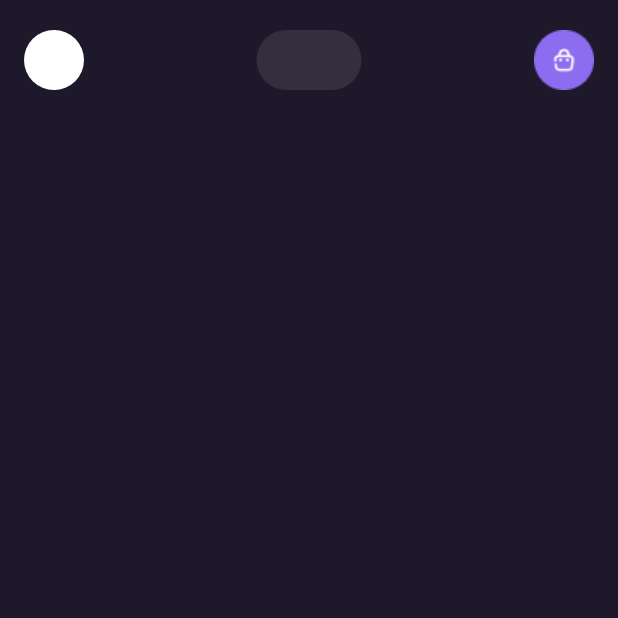
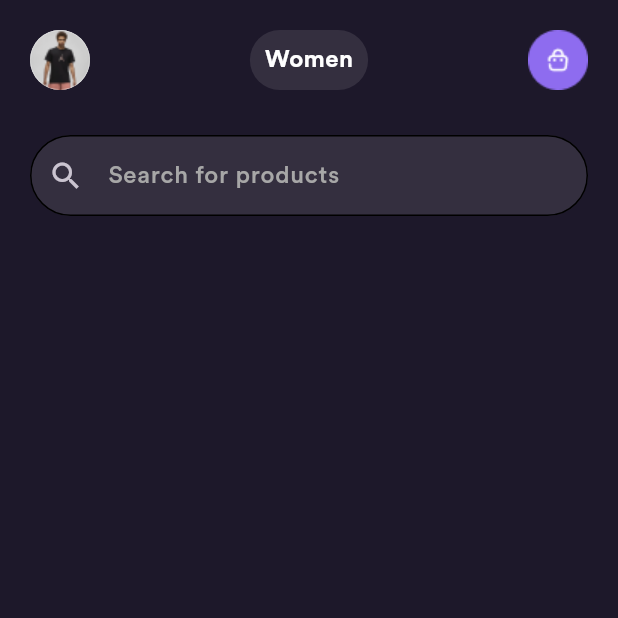
Before and after one commit to Mariamibrahim88/e_commerce_app, a Flutter app: the HomePage screen opened directly, on a phone screen of 412 x 824 dp, the top half of it. Run offline on Flutter 3.47's test engine with Material 3 defaults, Android fonts, the phone set to English and light mode, and no system bars; our stand-ins replace cloud_firestore, dartz, firebase_auth, firebase_core, flutter_bloc, flutter_svg and 1 more; accounts and stored records are empty; generated files the repository leaves out were written again.

Commit message:
finish header of home page

```diff
--- a/lib/core/config/assets/app_vectors.dart
+++ b/lib/core/config/assets/app_vectors.dart
@@ -1,6 +1,8 @@
 class AppVectors {
   static const basePath = 'assets/vectors/';
   static const format = '.svg';
+  static const formatt = '.png';
   static const appLogo = '${basePath}logo$format';
   static const emailSending = '${basePath}email_sending$format';
+  static const profile = '${basePath}profile$formatt';
 }
--- /dev/null
+++ b/lib/domain/auth/entity/user.dart
@@ -0,0 +1,16 @@
+class UserEntity {
+  final String userId;
+  final String firstName;
+  final String lastName;
+  final String email;
+  final String image;
+  final int gender;
+
+  UserEntity(
+      {required this.userId,
+      required this.firstName,
+      required this.lastName,
+      required this.email,
+      required this.image,
+      required this.gender});
+}
--- /dev/null
+++ b/lib/domain/auth/use_cases/get_user.dart
@@ -0,0 +1,11 @@
+import 'package:dartz/dartz.dart';
+import 'package:e_commerce_app/domain/auth/repository/auth_repository.dart';
+import 'package:e_commerce_app/service_locator.dart';
+import 'package:e_commerce_app/usecase/usecase.dart';
+
+class GetUserUseCase implements Usecase<Either, dynamic> {
+  @override
+  Future<Either> call({dynamic params}) async {
+    return await sl<AuthRepository>().getUsers();
+  }
+}
--- /dev/null
+++ b/lib/presentation/home/bloc/user_info_display_state.dart
@@ -0,0 +1,17 @@
+import 'package:e_commerce_app/domain/auth/entity/user.dart';
+
+abstract class UserInfoDisplayState {}
+
+class UserInfoDisplayLoading extends UserInfoDisplayState {}
+
+class UserInfoDisplayLoaded extends UserInfoDisplayState {
+  final UserEntity user;
+
+  UserInfoDisplayLoaded({required this.user});
+}
+
+class UserInfoDisplayError extends UserInfoDisplayState {
+  final String message;
+
+  UserInfoDisplayError({required this.message});
+}
--- a/lib/presentation/home/pages/home.dart
+++ b/lib/presentation/home/pages/home.dart
@@ -1,4 +1,5 @@
 import 'package:e_commerce_app/presentation/home/widgets/header.dart';
+import 'package:e_commerce_app/presentation/home/widgets/search_field.dart';
 import 'package:flutter/material.dart';
 
 class HomePage extends StatelessWidget {
@@ -8,10 +9,19 @@ class HomePage extends StatelessWidget {
   Widget build(BuildContext context) {
     return const SafeArea(
       child: Scaffold(
-        body: Column(
-          children: [
-            Header(),
-          ],
+        body: Padding(
+          padding: EdgeInsets.symmetric(horizontal: 20, vertical: 20),
+          child: SingleChildScrollView(
+            child: Column(
+              children: [
+                Header(),
+                SizedBox(
+                  height: 30,
+                ),
+                SearchField(),
+              ],
+            ),
+          ),
         ),
       ),
     );
--- a/lib/presentation/home/widgets/header.dart
+++ b/lib/presentation/home/widgets/header.dart
@@ -1,42 +1,69 @@
+import 'package:e_commerce_app/core/config/assets/app_vectors.dart';
 import 'package:e_commerce_app/core/config/theme/app_colors.dart';
+import 'package:e_commerce_app/domain/auth/entity/user.dart';
+import 'package:e_commerce_app/presentation/home/bloc/user_info_display_cubit.dart';
+import 'package:e_commerce_app/presentation/home/bloc/user_info_display_state.dart';
 import 'package:flutter/material.dart';
+import 'package:flutter_bloc/flutter_bloc.dart';
 
 class Header extends StatelessWidget {
   const Header({super.key});
 
   @override
   Widget build(BuildContext context) {
-    return Padding(
-      padding: const EdgeInsets.symmetric(horizontal: 16.0, vertical: 20),
-      child: Row(
-        mainAxisAlignment: MainAxisAlignment.spaceBetween,
-        children: [
-          _profileImage(context),
-          _gender(context),
-          _card(context),
-        ],
+    return BlocProvider(
+      create: (context) => UserInfoDisplayCubit()..displayUserInfo(),
+      child: BlocBuilder<UserInfoDisplayCubit, UserInfoDisplayState>(
+        builder: (context, state) {
+          if (state is UserInfoDisplayLoading) {
+            return const Center(child: CircularProgressIndicator());
+          }
+          if (state is UserInfoDisplayLoaded) {
+            return Row(
+              mainAxisAlignment: MainAxisAlignment.spaceBetween,
+              children: [
+                _profileImage(context, state.user),
+                _gender(context, state.user),
+                _card(context),
+              ],
+            );
+          }
+          return const SizedBox();
+        },
       ),
     );
   }
 
-  Widget _profileImage(BuildContext context) {
+  Widget _profileImage(BuildContext context, UserEntity user) {
     return Container(
       height: 40,
       width: 40,
-      decoration: const BoxDecoration(
+      decoration: BoxDecoration(
+        image: DecorationImage(
+          image: user.image.isEmpty
+              ? const AssetImage(AppVectors.profile)
+              : NetworkImage(user.image),
+        ),
         shape: BoxShape.circle,
         color: Colors.white,
       ),
     );
   }
 
-  Widget _gender(BuildContext context) {
+  Widget _gender(BuildContext context, UserEntity user) {
     return Container(
       height: 40,
-      width: 70,
+      padding: const EdgeInsets.symmetric(horizontal: 10, vertical: 5),
       decoration: BoxDecoration(
           borderRadius: BorderRadius.circular(20),
           color: AppColors.secondBackground),
+      child: Center(
+        child: Text(
+          user.gender == 1 ? 'Men' : 'Women',
+          style: const TextStyle(
+              color: Colors.white, fontSize: 16, fontWeight: FontWeight.bold),
+        ),
+      ),
     );
   }
 
--- /dev/null
+++ b/lib/presentation/home/widgets/search_field.dart
@@ -0,0 +1,20 @@
+import 'package:flutter/material.dart';
+
+class SearchField extends StatelessWidget {
+  const SearchField({super.key});
+
+  @override
+  Widget build(BuildContext context) {
+    return TextField(
+      decoration: InputDecoration(
+        contentPadding: const EdgeInsets.all(15),
+        hintText: 'Search for products',
+        prefixIcon: const Icon(Icons.search),
+        focusedBorder:
+            OutlineInputBorder(borderRadius: BorderRadius.circular(50)),
+        enabledBorder:
+            OutlineInputBorder(borderRadius: BorderRadius.circular(50)),
+      ),
+    );
+  }
+}
--- a/lib/service_locator.dart
+++ b/lib/service_locator.dart
@@ -2,6 +2,7 @@ import 'package:e_commerce_app/data/auth/data_source/auth_firebase_service.dart'
 import 'package:e_commerce_app/data/auth/repository/auth_repository_impl.dart';
 import 'package:e_commerce_app/domain/auth/repository/auth_repository.dart';
 import 'package:e_commerce_app/domain/auth/use_cases/get_ages.dart';
+import 'package:e_commerce_app/domain/auth/use_cases/get_user.dart';
 import 'package:e_commerce_app/domain/auth/use_cases/is_logged_in.dart';
 import 'package:e_commerce_app/domain/auth/use_cases/reset_email.dart';
 import 'package:e_commerce_app/domain/auth/use_cases/sign_in.dart';
@@ -25,4 +26,5 @@ Future<void> initializeDepencies() async {
   sl.registerSingleton<GetAgesUseCase>(GetAgesUseCase());
   sl.registerSingleton<ResetEmailUseCase>(ResetEmailUseCase());
   sl.registerSingleton<IsLoggedInUseCase>(IsLoggedInUseCase());
+  sl.registerSingleton<GetUserUseCase>(GetUserUseCase());
 }
```
Also changed, not shown: lib/data/auth/data_source/auth_firebase_service.dart (+13 -3 lines), lib/data/auth/models/user.dart (added, +59 -0 lines), lib/data/auth/repository/auth_repository_impl.dart (+9 -0 lines), lib/presentation/home/bloc/user_info_display_cubit.dart (added, +19 -0 lines), assets/vectors/profile.png (added).
